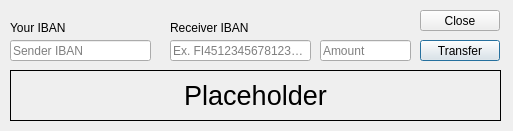
Before: the Qt Designer form bankautomat/transfermoney.ui in Necromunda/ATM, drawn with Qt 5.
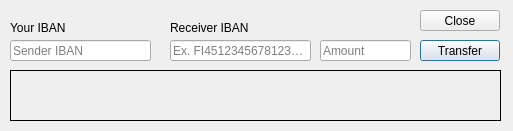
After: the same form once the commit is applied.

```diff
--- a/bankautomat/transfermoney.ui
+++ b/bankautomat/transfermoney.ui
@@ -91,7 +91,7 @@
     <enum>QFrame::Box</enum>
    </property>
    <property name="text">
-    <string>Placeholder</string>
+    <string/>
    </property>
    <property name="alignment">
     <set>Qt::AlignCenter</set>
```
Left out of the diff: 2 changed lines with no effect on the pictures.
